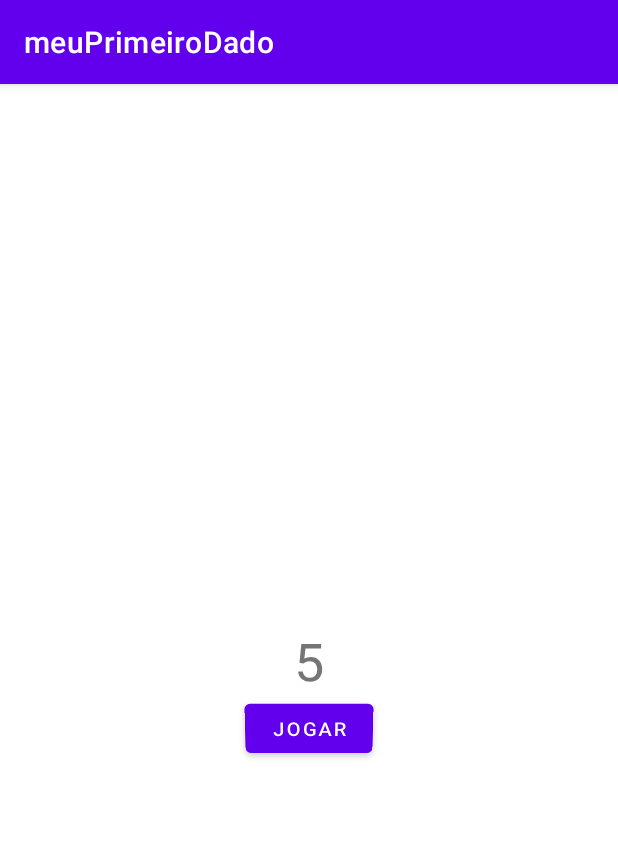
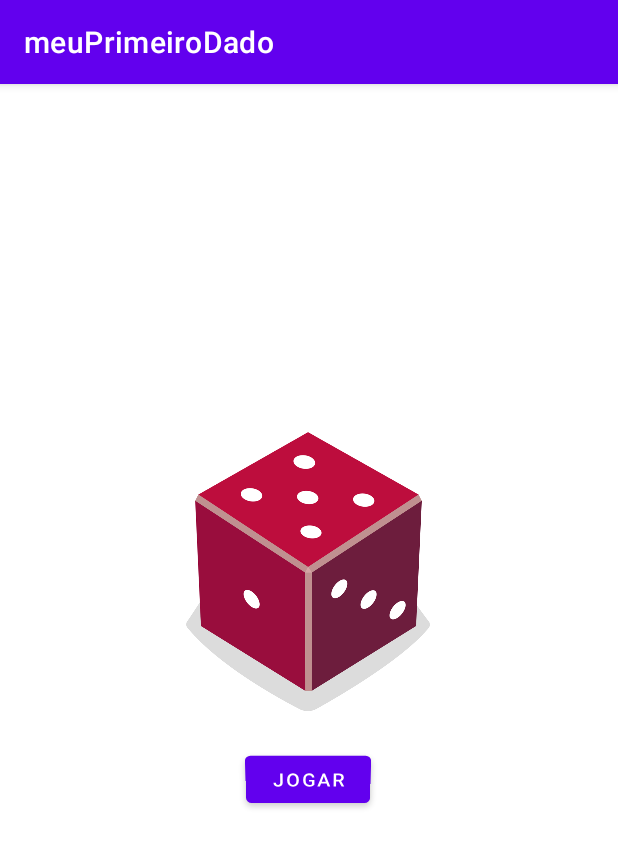
Before and after one commit to GabyRufino/projeto_Dado, an Android app: the screen it shows after launch (MainActivity), after a tap on "JOGAR", on a phone screen of 412 x 824 dp. Shown: the top 847 px of the screen. Run offline under Robolectric (Android 15) with nearby library versions, the phone set to English and light mode, and no system bars.

Commit message:
projeto dado com imagem

```diff
--- a/app/src/main/java/com/example/meuprimeirodado/MainActivity.kt
+++ b/app/src/main/java/com/example/meuprimeirodado/MainActivity.kt
@@ -3,6 +3,7 @@ package com.example.meuprimeirodado
 import androidx.appcompat.app.AppCompatActivity
 import android.os.Bundle
 import android.widget.Button
+import android.widget.ImageView
 import android.widget.TextView
 import android.widget.Toast
 
@@ -19,8 +20,16 @@ class MainActivity : AppCompatActivity() {
     private fun jogarDado() {
         val dado = Dado(6)
         val jogarDado = dado.jogar()
-        val resultTextView: TextView = findViewById(R.id.textView)
-        resultTextView.text = jogarDado.toString()
+        val imagemDado: ImageView = findViewById(R.id.imageView)
+
+        when (jogarDado) {
+            1 -> imagemDado.setImageResource(R.drawable.dado_1)
+            2 -> imagemDado.setImageResource(R.drawable.dado_2)
+            3 -> imagemDado.setImageResource(R.drawable.dado_3)
+            4 -> imagemDado.setImageResource(R.drawable.dado_4)
+            5 -> imagemDado.setImageResource(R.drawable.dado_5)
+            6 -> imagemDado.setImageResource(R.drawable.dado_6)
+        }
     }
 
 }
--- a/app/src/main/res/layout/activity_main.xml
+++ b/app/src/main/res/layout/activity_main.xml
@@ -7,24 +7,27 @@
     android:rotationX="-14"
     tools:context=".MainActivity">
 
-    <TextView
-        android:id="@+id/textView"
-        android:layout_width="wrap_content"
-        android:layout_height="wrap_content"
-        android:text="3"
-        android:textSize="36sp"
-        app:layout_constraintBottom_toBottomOf="parent"
-        app:layout_constraintEnd_toEndOf="parent"
-        app:layout_constraintStart_toStartOf="parent"
-        app:layout_constraintTop_toTopOf="parent" />
-
     <Button
         android:id="@+id/button"
         android:layout_width="wrap_content"
         android:layout_height="wrap_content"
+        android:layout_marginTop="16dp"
         android:text="JOGAR"
         app:layout_constraintEnd_toEndOf="parent"
+        app:layout_constraintHorizontal_bias="0.498"
         app:layout_constraintStart_toStartOf="parent"
-        app:layout_constraintTop_toBottomOf="@+id/textView" />
+        app:layout_constraintTop_toBottomOf="@+id/imageView" />
+
+    <ImageView
+        android:id="@+id/imageView"
+        android:layout_width="160dp"
+        android:layout_height="200dp"
+        app:layout_constraintBottom_toBottomOf="parent"
+        app:layout_constraintEnd_toEndOf="parent"
+        app:layout_constraintHorizontal_bias="0.498"
+        app:layout_constraintStart_toStartOf="parent"
+        app:layout_constraintTop_toTopOf="parent"
+        app:layout_constraintVertical_bias="0.406"
+        tools:srcCompat="@drawable/dado_1" />
 
 </androidx.constraintlayout.widget.ConstraintLayout>
```
Also changed, not shown: app/src/main/res/drawable/dado_1.png (added), app/src/main/res/drawable/dado_2.png (added), app/src/main/res/drawable/dado_3.png (added), app/src/main/res/drawable/dado_4.png (added), app/src/main/res/drawable/dado_5.png (added), app/src/main/res/drawable/dado_6.png (added).
